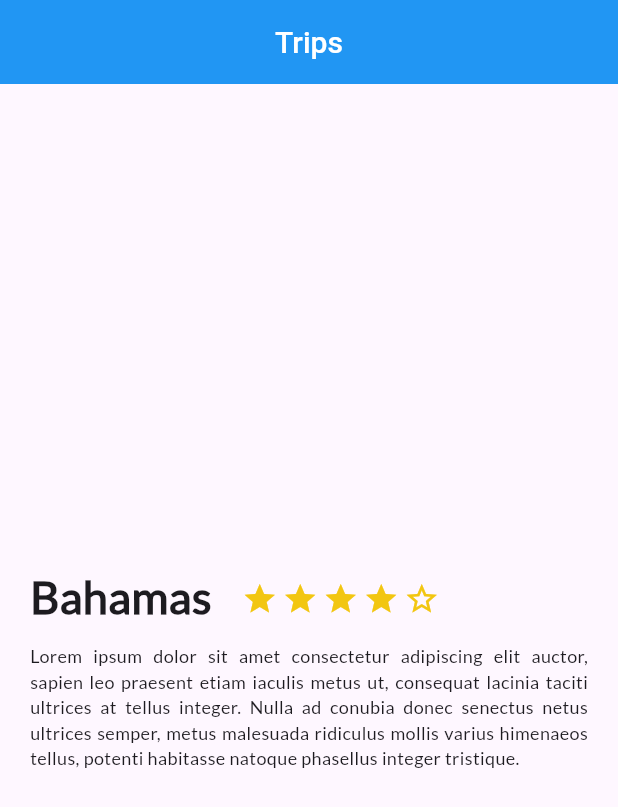
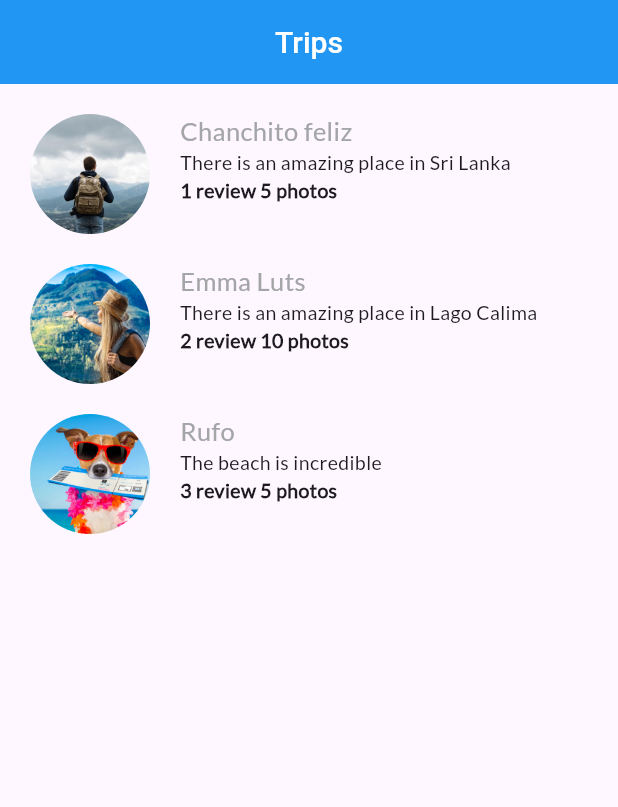
Before and after one commit to jorgekast18/platzi-trips, a Flutter app: the screen it shows after launch, on a phone screen of 412 x 824 dp. Shown: the top 807 px of the screen. Run offline on Flutter 3.47's test engine with Material 3 defaults, Android fonts, the phone set to English and light mode, and no system bars.

Commit message:
Generate reviews, so create review item and review list for show each item

```diff
--- a/lib/main.dart
+++ b/lib/main.dart
@@ -1,5 +1,7 @@
 import 'package:flutter/material.dart';
 import 'package:platzi_trips_app/description_place.dart';
+import 'package:platzi_trips_app/review_list.dart';
+
 void main() {
   runApp(MyApp());
 }
@@ -37,7 +39,8 @@ class MyApp extends StatelessWidget {
           backgroundColor: Colors.blue,
           centerTitle: true,
         ),
-        body: DescriptionPlace("Bahamas", 4, descriptionContent),
+        //body: DescriptionPlace("Bahamas", 4, descriptionContent),
+        body: ReviewList()
       )
     );
   }
--- /dev/null
+++ b/lib/review.dart
@@ -0,0 +1,73 @@
+import 'package:flutter/material.dart';
+
+class Review extends StatelessWidget {
+
+  String pathImage = "assets/img/traveler.jpg";
+  String name = "Chanchito feliz";
+  String details = "1 review 5 photos";
+  String comment = "There is an amazing place in Sri Lanka";
+
+  Review(this.pathImage, this.name, this.comment, this.details, {super.key});
+  @override
+  Widget build(BuildContext context) {
+    // TODO: implement build
+
+    final userName = Container(
+      margin: const EdgeInsets.only(
+        left: 20
+      ),
+      child: Text(name, textAlign: TextAlign.left, style: const TextStyle(
+        fontSize: 17,
+        fontFamily: "Lato",
+        color: Color(0xFFa3a5a7)
+      ),),
+    );
+
+    final userInfo = Container(
+      margin: const EdgeInsets.only(
+          left: 20
+      ),
+      child: Text(details, textAlign: TextAlign.left, style: const TextStyle(fontSize: 13, fontFamily: "Lato"),),
+    );
+
+    final userComment = Container(
+      margin: const EdgeInsets.only(
+          left: 20
+      ),
+      child: Text(comment, textAlign: TextAlign.left, style: const TextStyle(
+        fontSize: 13,
+        fontWeight: FontWeight.w900,
+        fontFamily: "Lato",
+      ),),
+    );
+
+    final userDetails = Column(
+      crossAxisAlignment: CrossAxisAlignment.start,
+      children: <Widget>[
+        userName,
+        userInfo,
+        userComment
+      ],
+    );
+
+    final photo = Container(
+      margin: const EdgeInsets.only(
+        top: 20,
+        left: 20
+      ),
+      width: 80,
+      height: 80,
+      decoration: BoxDecoration(
+        shape: BoxShape.circle,
+        image: DecorationImage(image: AssetImage(pathImage), fit: BoxFit.cover)
+      ),
+    );
+
+    return Row(
+      children: <Widget>[
+        photo,
+        userDetails
+      ],
+    );
+  }
+}
--- /dev/null
+++ b/lib/review_list.dart
@@ -0,0 +1,19 @@
+import 'package:flutter/material.dart';
+import 'package:platzi_trips_app/review.dart';
+
+class ReviewList extends StatelessWidget {
+
+  @override
+  Widget build(BuildContext context) {
+    // TODO: implement build
+
+    return Column(
+      children: <Widget>[
+        Review("assets/img/traveler.jpg", "Chanchito feliz", "1 review 5 photos", "There is an amazing place in Sri Lanka"),
+        Review("assets/img/traveler_girl.jpg", "Emma Luts", "2 review 10 photos", "There is an amazing place in Lago Calima"),
+        Review("assets/img/pet-travel.png", "Rufo", "3 review 5 photos", "The beach is incredible"),
+      ],
+    );
+  }
+
+}
--- a/pubspec.yaml
+++ b/pubspec.yaml
@@ -89,6 +89,10 @@ flutter:
   # For details regarding fonts from package dependencies,
   # see https://flutter.dev/to/font-from-package
 
+  assets:
+    - assets/img/traveler.jpg
+    - assets/img/traveler_girl.jpg
+    - assets/img/pet-travel.png
   fonts:
     - family: Lato
       fonts:
```
Also changed, not shown: assets/img/pet-travel.png (added), assets/img/traveler.jpg (added), assets/img/traveler_girl.jpg (added).
